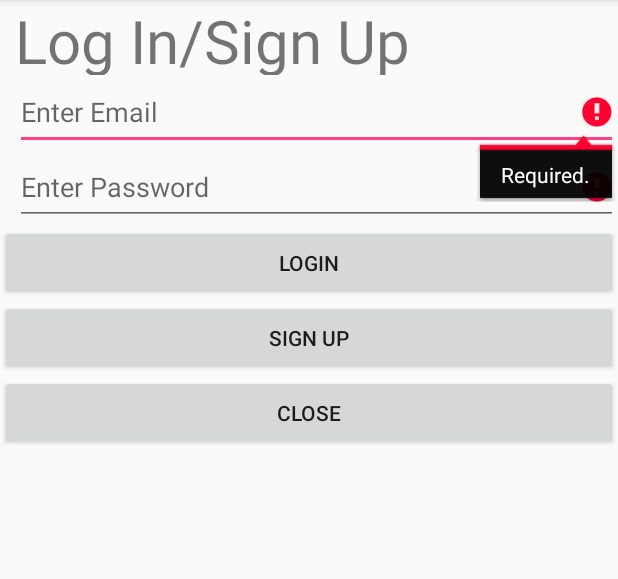
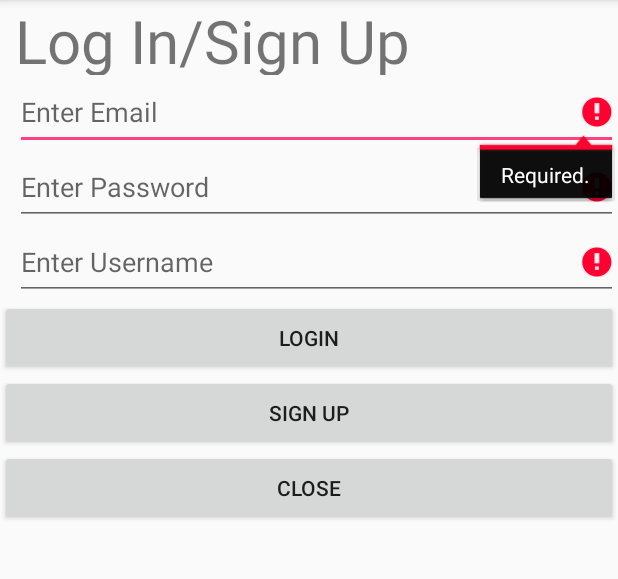
Before and after one commit to Cmashforth/ComSci4thYear, an Android app: the LogInActivity screen opened directly, with no data from a screen before it, after a tap on "LOGIN", on a phone screen of 412 x 824 dp, the part 84-663 px from its top. Run offline under Robolectric (Android 15) with nearby library versions, the phone set to English and light mode, and no system bars; our stand-ins replace Firebase (no records; nobody signed in at launch, a user with empty details on screens opened directly).

Commit message:
Diss: Multi-User image download now works, bit messy and needsformatting. Also added Usernames for Users but again needs tidying

```diff
--- a/Dissertation/EyeSpy/app/src/main/java/com/example/chris/eyespy/LogInActivity.java
+++ b/Dissertation/EyeSpy/app/src/main/java/com/example/chris/eyespy/LogInActivity.java
@@ -20,6 +20,10 @@ import com.google.firebase.auth.FirebaseUser;
 import com.google.firebase.database.DatabaseReference;
 import com.google.firebase.database.FirebaseDatabase;
 
+import java.util.ArrayList;
+import java.util.Arrays;
+import java.util.List;
+
 
 public class LogInActivity extends AppCompatActivity implements View.OnClickListener {
 
@@ -27,6 +31,7 @@ public class LogInActivity extends AppCompatActivity implements View.OnClickList
 
     private EditText emailField;
     private EditText passwordField;
+    private EditText usernameField;
     private Button loginButton;
     private Button signupButton;
     private Button closeButton;
@@ -41,6 +46,7 @@ public class LogInActivity extends AppCompatActivity implements View.OnClickList
 
         emailField = (EditText) findViewById(R.id.Email);
         passwordField = (EditText) findViewById(R.id.Password);
+        usernameField = (EditText) findViewById(R.id.UserName);
         loginButton = (Button) findViewById(R.id.LogInButton);
         signupButton = (Button) findViewById(R.id.SignUpButton);
         closeButton = (Button) findViewById(R.id.CloseButton);
@@ -61,8 +67,10 @@ public class LogInActivity extends AppCompatActivity implements View.OnClickList
                     public void onComplete(@NonNull Task<AuthResult> task) {
                         if(task.isSuccessful()){
                             FirebaseUser user = mAuth.getCurrentUser();
-                            User newUser = new User(user.getEmail());
+                            User newUser = new User(user.getEmail(),usernameField.getText().toString());
                             db.child("users").child(user.getUid()).setValue(newUser);
+                            List<Integer> startUpload = new ArrayList<>(Arrays.asList(0));
+                            db.child("users").child(mAuth.getUid()).child("completedImages").setValue(startUpload);
                             onClick(closeButton);
                         }else{
                             Log.w(TAG, "createUserWithEmail:failure", task.getException());
@@ -111,6 +119,14 @@ public class LogInActivity extends AppCompatActivity implements View.OnClickList
             passwordField.setError(null);
         }
 
+        String username = usernameField.getText().toString();
+        if(TextUtils.isEmpty(username)){
+            usernameField.setError("Required");
+            valid = false;
+        } else{
+            usernameField.setError(null);
+        }
+
         return valid;
 
     }
--- a/Dissertation/EyeSpy/app/src/main/res/layout/activity_popuplogin.xml
+++ b/Dissertation/EyeSpy/app/src/main/res/layout/activity_popuplogin.xml
@@ -33,10 +33,18 @@
         android:layout_marginLeft="10dp"
         android:id="@+id/Password"/>
 
+    <EditText
+        android:id="@+id/UserName"
+        android:layout_width="match_parent"
+        android:layout_height="50dp"
+        android:layout_below="@+id/Password"
+        android:hint="Enter Username"
+        android:layout_marginLeft="10dp"/>
+
     <Button
         android:layout_width="match_parent"
         android:layout_height="50dp"
-        android:layout_below="@id/Password"
+        android:layout_below="@id/UserName"
         android:text="Login"
         android:id="@+id/LogInButton"
         android:onClick="onClick"/>
```
Also changed, not shown: Dissertation/EyeSpy/app/src/main/java/com/example/chris/eyespy/MainActivity.java (+53 -24 lines), Dissertation/EyeSpy/app/src/main/java/com/example/chris/eyespy/User.java (+9 -4 lines).
